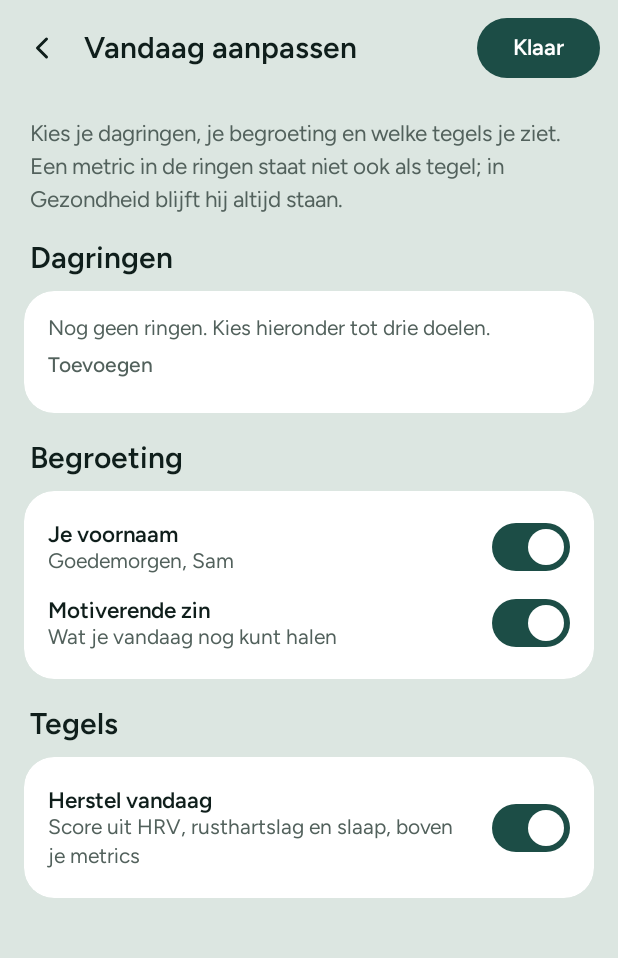
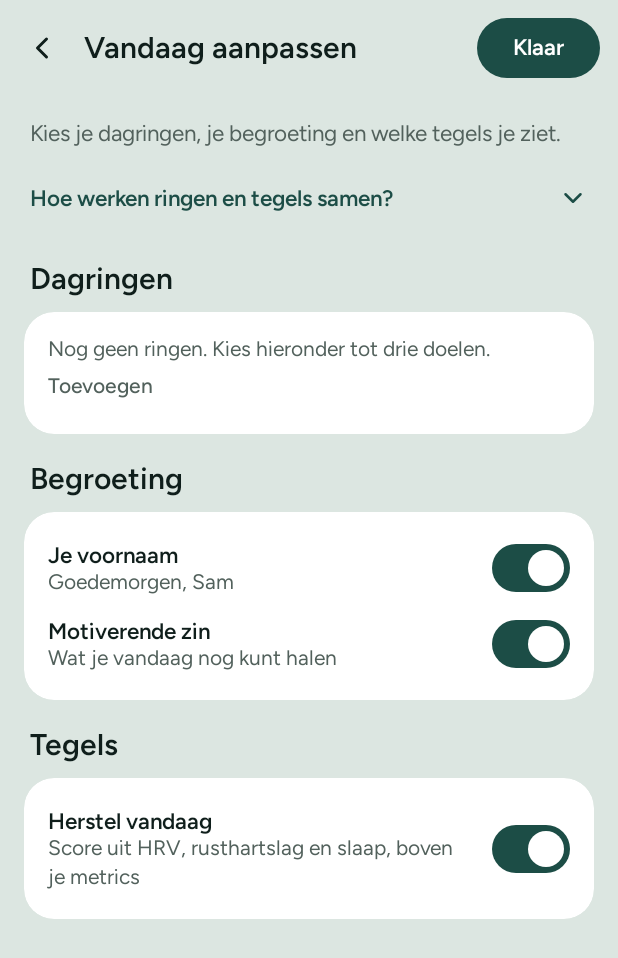
Before and after one commit to IanSchrotenboer/VitalConnect, an Android app built with Jetpack Compose: the composable EditScreen shown on its own in the app's theme, on a phone screen of 412 x 824 dp. Shown: the top 958 px of the screen. Run offline under Robolectric (Android 15) with nearby library versions, the phone set to English and light mode, and no system bars; libraries missing offline, so code that uses them is left out: androidx.health.connect; 2 statements that could not run were skipped.

Commit message:
Klaar voor de volgende update: lange uitleg inklapbaar
- Nieuw onderdeel Expandable (Common.kt): standaard dicht, hele kop is één knop (48 dp), TalkBack leest
  uitgeklapt/ingeklapt; in de preview <details class="uk"> met dezelfde werking.
- Inklapbaar: "Hoe berekenen we dit?" bij Herstel en fitheid, de uitleg bij Synchroniseren, en de uitleg
  over ringen en tegels in Vandaag aanpassen. "Geen medisch advies" blijft zichtbaar.
- Bewust zichtbaar gelaten: toestemming, de melding vóór het koppelen en de uitleg bij Health Connect-rechten.
- Preview: schakelaar Herstel vandaag onder Tegels, zoals in de app.

Niet los uitbrengen: meenemen in de volgende grote update (release-notities, Verbeterd).
Controles op deze tak: apenproef 4800 ok, chaos preview ok, opschonen en veiligheid code niets gevonden.
Database ongewijzigd; de volledige controles volgen bij het samenvoegen.

Co-Authored-By: Claude Opus 5.5 <noreply@anthropic.com>
Claude-Session: https://claude.ai/code/session_01ACkimzZme8mzoE3WfkkML2

```diff
--- a/android/app/src/main/java/nl/vitaal/app/Common.kt
+++ b/android/app/src/main/java/nl/vitaal/app/Common.kt
@@ -1,6 +1,20 @@
 package nl.vitaal.app
 
+import androidx.compose.animation.AnimatedVisibility
+import androidx.compose.animation.core.animateFloatAsState
+import androidx.compose.animation.expandVertically
+import androidx.compose.animation.fadeIn
+import androidx.compose.animation.fadeOut
+import androidx.compose.animation.shrinkVertically
 import androidx.compose.foundation.background
+import androidx.compose.foundation.layout.heightIn
+import androidx.compose.runtime.getValue
+import androidx.compose.runtime.mutableStateOf
+import androidx.compose.runtime.saveable.rememberSaveable
+import androidx.compose.runtime.setValue
+import androidx.compose.ui.graphics.graphicsLayer
+import androidx.compose.ui.semantics.Role
+import androidx.compose.ui.semantics.stateDescription
 import androidx.compose.foundation.clickable
 import androidx.compose.foundation.layout.Arrangement
 import androidx.compose.foundation.layout.Box
@@ -250,6 +264,32 @@ fun SectionTitle(text: String, modifier: Modifier = Modifier, dot: Color? = null
     }
 }
 
+/**
+ * Uitklapmenu voor lange uitleg: standaard dicht, zodat ieder zelf kiest of hij het leest.
+ * De hele kop is één knop (minstens 48 dp); TalkBack leest "uitgeklapt" of "ingeklapt" voor.
+ */
+@Composable
+fun Expandable(title: String, modifier: Modifier = Modifier, initiallyExpanded: Boolean = false, content: @Composable ColumnScope.() -> Unit) {
+    val p = LocalPalette.current
+    var open by rememberSaveable(title) { mutableStateOf(initiallyExpanded) }
+    val turn by animateFloatAsState(if (open) 180f else 0f, label = "pijl")
+    Column(modifier) {
+        Row(
+            verticalAlignment = Alignment.CenterVertically,
+            modifier = Modifier.fillMaxWidth().heightIn(min = 48.dp).clip(RoundedCornerShape(12.dp))
+                .clickable(role = Role.Button, onClickLabel = if (open) "Inklappen" else "Uitklappen") { open = !open }
+                .semantics { stateDescription = if (open) "Uitgeklapt" else "Ingeklapt" },
+        ) {
+            Text(title, style = MaterialTheme.typography.titleSmall, color = p.primary, modifier = Modifier.weight(1f))
+            Icon(VIcons.ChevronDown, contentDescription = null, tint = p.primary,
+                modifier = Modifier.size(20.dp).graphicsLayer { rotationZ = turn })
+        }
+        AnimatedVisibility(open, enter = expandVertically() + fadeIn(), exit = shrinkVertically() + fadeOut()) {
+            Column(Modifier.padding(bottom = 4.dp), verticalArrangement = Arrangement.spacedBy(8.dp), content = content)
+        }
+    }
+}
+
 /** Kleine statistiek: label boven, waarde onder. */
 @Composable
 fun Stat(label: String, value: String, modifier: Modifier = Modifier, valueColor: Color = LocalPalette.current.ink) {
--- a/android/app/src/main/java/nl/vitaal/app/EditScreen.kt
+++ b/android/app/src/main/java/nl/vitaal/app/EditScreen.kt
@@ -54,7 +54,7 @@ fun EditScreen(vm: MainViewModel, target: EditTarget) {
     var open by remember { mutableStateOf<String?>(null) }
     val (title, intro) = when (target) {
         EditTarget.Today -> "Vandaag aanpassen" to
-            "Kies je dagringen, je begroeting en welke tegels je ziet. Een metric in de ringen staat niet ook als tegel; in Gezondheid blijft hij altijd staan."
+            "Kies je dagringen, je begroeting en welke tegels je ziet."
         EditTarget.Health -> "Gezondheid aanpassen" to "Kies welke statistieken je in Gezondheid ziet. Dit staat los van Vandaag."
         EditTarget.Sleep -> "Slaap aanpassen" to "Kies je slaapdoel, de hersteltegels en of je slaapadvies wilt zien."
     }
@@ -65,6 +65,12 @@ fun EditScreen(vm: MainViewModel, target: EditTarget) {
     LazyColumn(Modifier.weight(1f).imePadding(), contentPadding = PaddingValues(16.dp), verticalArrangement = Arrangement.spacedBy(10.dp)) {
         item {
             Text(intro, style = MaterialTheme.typography.bodyMedium, color = p.muted, modifier = Modifier.padding(horizontal = 4.dp))
+        }
+        if (target == EditTarget.Today) item {
+            Expandable("Hoe werken ringen en tegels samen?", Modifier.padding(horizontal = 4.dp)) {
+                Text("Een metric in de ringen staat niet ook als tegel. In Gezondheid blijft hij altijd staan, wat je hier ook kiest.",
+                    style = MaterialTheme.typography.bodyMedium, color = p.muted)
+            }
         }
         when (target) {
             EditTarget.Today -> {
--- a/android/app/src/main/java/nl/vitaal/app/Fitness.kt
+++ b/android/app/src/main/java/nl/vitaal/app/Fitness.kt
@@ -308,14 +308,16 @@ fun HerstelScreen(vm: MainViewModel) {
             }
 
             VCard(Modifier.fillMaxWidth()) {
-                Text("Hoe berekenen we dit?", style = MaterialTheme.typography.titleMedium, color = p.ink)
+                Expandable("Hoe berekenen we dit?") {
                 listOf(
                     "Herstel volgt de methode die sportwetenschappers gebruiken om herstel te volgen met HRV. Je HRV (RMSSD, gemeten tijdens je slaap) wordt logaritmisch omgerekend en over 7 dagen gemiddeld; één losse nacht zegt weinig. Dat gemiddelde zetten we tegen je eigen basislijn van de 60 dagen ervoor. Je normale bereik is die basislijn plus en min de kleinste zinvolle verandering (een halve standaardafwijking). Je rusthartslag volgen we op dezelfde manier.",
                     "De score van 0 tot 100 telt HRV voor de helft, rusthartslag en slaap elk voor een kwart. Die weging is onze keuze; het oordeel (goed, let op, rustig aan) komt uit de banden. Na 14 dagen meten is er een eerste basislijn, na 60 dagen een volledige.",
                     "Maximale hartslag: 208 − 0,7 × leeftijd (Tanaka). Hartslagzones: 50–60, 60–70, 70–80, 80–90 en 90–100% daarvan. VO2max-schatting: factor × maximale hartslag ÷ rusthartslag (Uth), met factor 15,3 voor mannen en 14,5 voor vrouwen. De schatting is ontwikkeld bij getrainde volwassenen; een waarde van je horloge of een inspanningstest is nauwkeuriger.",
                 ).forEach { Text(it, style = MaterialTheme.typography.bodyMedium, color = p.ink) }
-                Text("Bronnen: Plews e.a. (2012, 2013, 2014); Australian Institute of Sport, richtlijn HRV; Tanaka e.a. (2001); Uth e.a. (2004, 2005). Geen medisch advies.",
+                Text("Bronnen: Plews e.a. (2012, 2013, 2014); Australian Institute of Sport, richtlijn HRV; Tanaka e.a. (2001); Uth e.a. (2004, 2005).",
                     style = MaterialTheme.typography.bodySmall, color = p.muted)
+                }
+                Text("Geen medisch advies.", style = MaterialTheme.typography.bodySmall, color = p.muted)
             }
         }
     }
```
Also changed, not shown: android/app/src/main/java/nl/vitaal/app/ProfileScreen.kt (+6 -3 lines), 1 other file.
